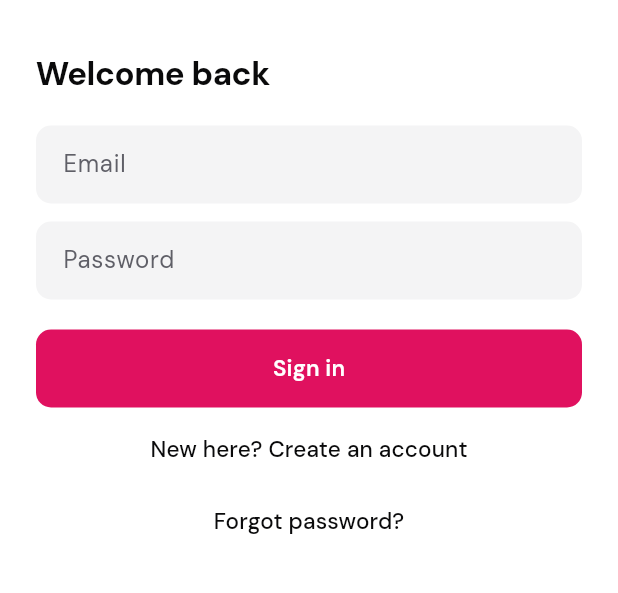
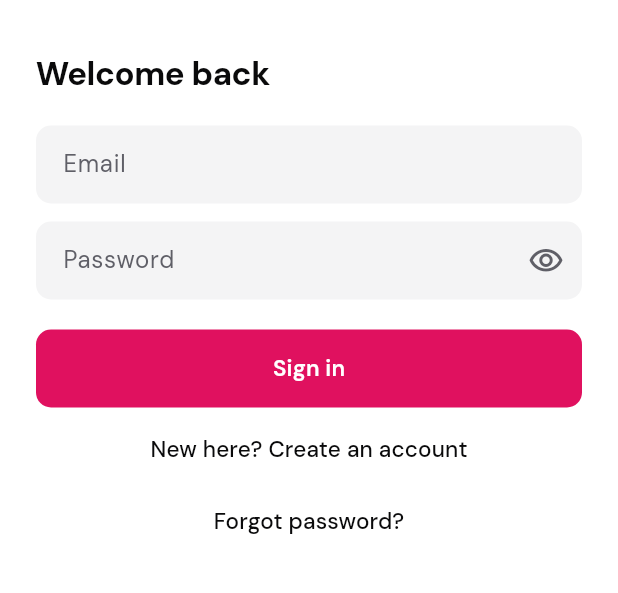
Before and after one commit to naingkhantdev/anime-figure-lite, a Flutter app: the SignInPage screen opened directly, on a phone screen of 412 x 824 dp, the part 332-925 px from its top. Run offline on Flutter 3.47's test engine with Material 3 defaults, Android fonts, the phone set to English and light mode, and no system bars; our stand-ins replace cloud_firestore, firebase_auth, firebase_core, flutter_riverpod; accounts and stored records are empty.

Commit message:
Add show/hide password eye icon to sign in

```diff
--- a/lib/ui/pages/sign_in_page.dart
+++ b/lib/ui/pages/sign_in_page.dart
@@ -30,6 +30,7 @@ class _SignInPageState extends ConsumerState<SignInPage> {
   final _email = TextEditingController();
   final _password = TextEditingController();
   bool _isSignUp = false;
+  bool _showPassword = false;
   bool _busy = false;
   String? _error;
 
@@ -113,14 +114,25 @@ class _SignInPageState extends ConsumerState<SignInPage> {
                       const SizedBox(height: 12),
                       TextField(
                         controller: _password,
-                        obscureText: true,
+                        obscureText: !_showPassword,
                         autofillHints: [
                           _isSignUp
                               ? AutofillHints.newPassword
                               : AutofillHints.password
                         ],
-                        decoration:
-                            const InputDecoration(labelText: 'Password'),
+                        decoration: InputDecoration(
+                          labelText: 'Password',
+                          suffixIcon: IconButton(
+                            tooltip: _showPassword
+                                ? 'Hide password'
+                                : 'Show password',
+                            icon: Icon(_showPassword
+                                ? Icons.visibility_off_outlined
+                                : Icons.visibility_outlined),
+                            onPressed: () =>
+                                setState(() => _showPassword = !_showPassword),
+                          ),
+                        ),
                         onSubmitted: (_) => _busy ? null : _submit(),
                       ),
                       if (_error != null) ...[
```
Also changed, not shown: 1 other file.
